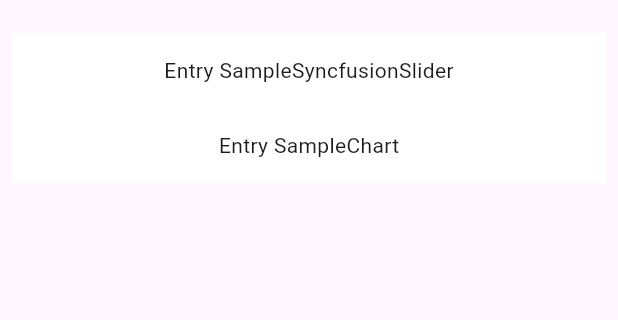
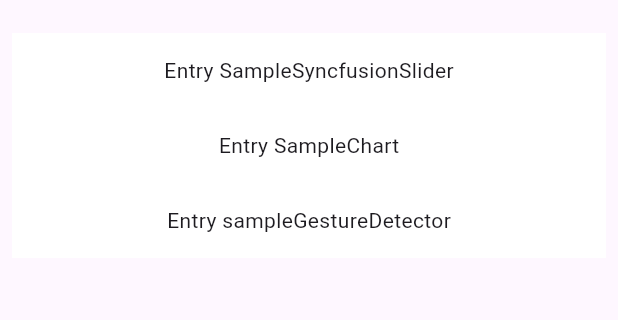
Before and after one commit to vituscokr/flutter_luckyseastar_sample, a Flutter app: the screen it shows after launch, on a phone screen of 412 x 824 dp, the part 63-383 px from its top. Run offline on Flutter 3.47's test engine with Material 2 defaults, Android fonts, the phone set to English and light mode, and no system bars; our stand-ins replace fl_chart, syncfusion_flutter_sliders; missing offline and left inert: flutter_swipe_detector.

Commit message:
제스처 추가

```diff
--- a/lib/enum/main_page_menu.dart
+++ b/lib/enum/main_page_menu.dart
@@ -1,4 +1,5 @@
 import 'package:flutter/material.dart';
+import 'package:flutter_luckyseastar_sample/ui/sample_gesture_detector.dart';
 import 'package:flutter_luckyseastar_sample/ui/sample_chart.dart';
 import 'package:flutter_luckyseastar_sample/ui/syncfusion/syncfusion_slider.dart';
 
@@ -12,6 +13,11 @@
       "SampleChart",
       "SampleChart",
       SampleChart()),
+	sampleGestureDetetor(
+		"sampleGestureDetector",
+		"sampleGestureDetector",
+		SampleGestureDetector()
+	),
 
 	undefined('undefined','', null);
 
--- a/pubspec.yaml
+++ b/pubspec.yaml
@@ -36,6 +36,7 @@
   # Use with the CupertinoIcons class for iOS style icons.
   cupertino_icons: ^1.0.2
   fl_chart: ^0.62.0
+  flutter_swipe_detector: ^2.0.0
   provider: ^6.0.2
   syncfusion_flutter_sliders: ^21.2.6
 
```
Also changed, not shown: lib/ui/sample_gesture_detector.dart (added, +45 -0 lines).
